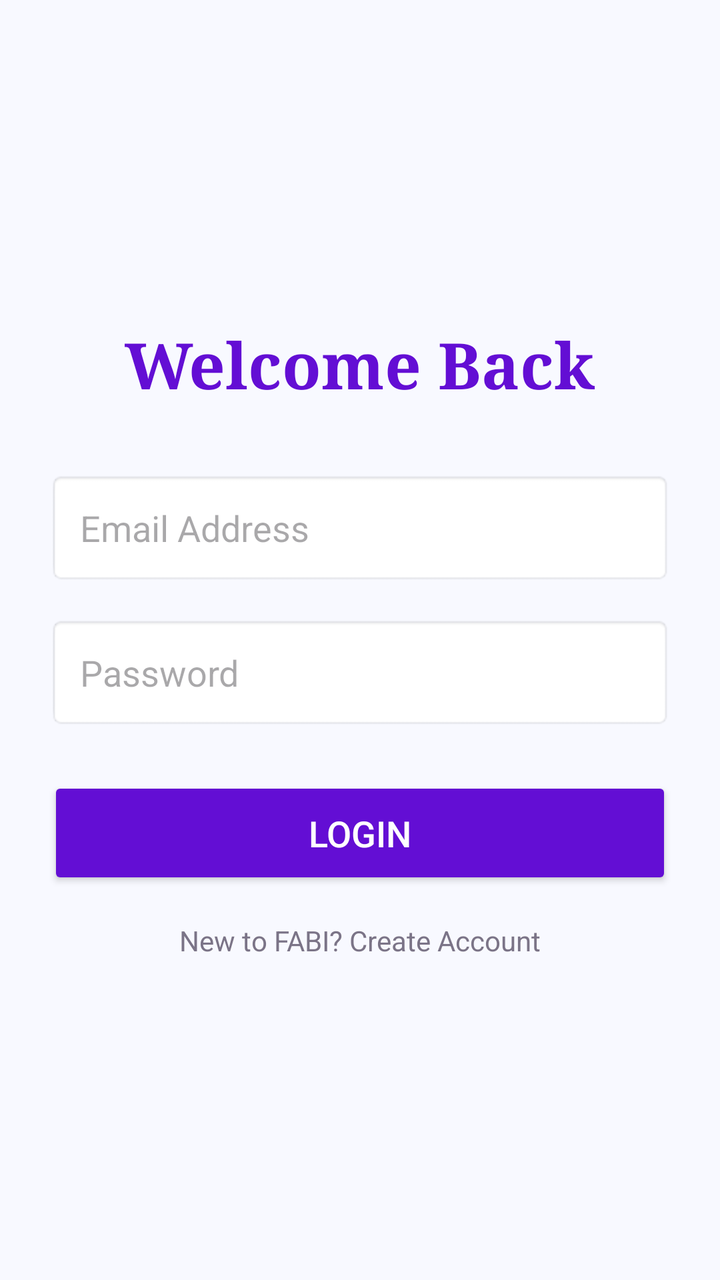
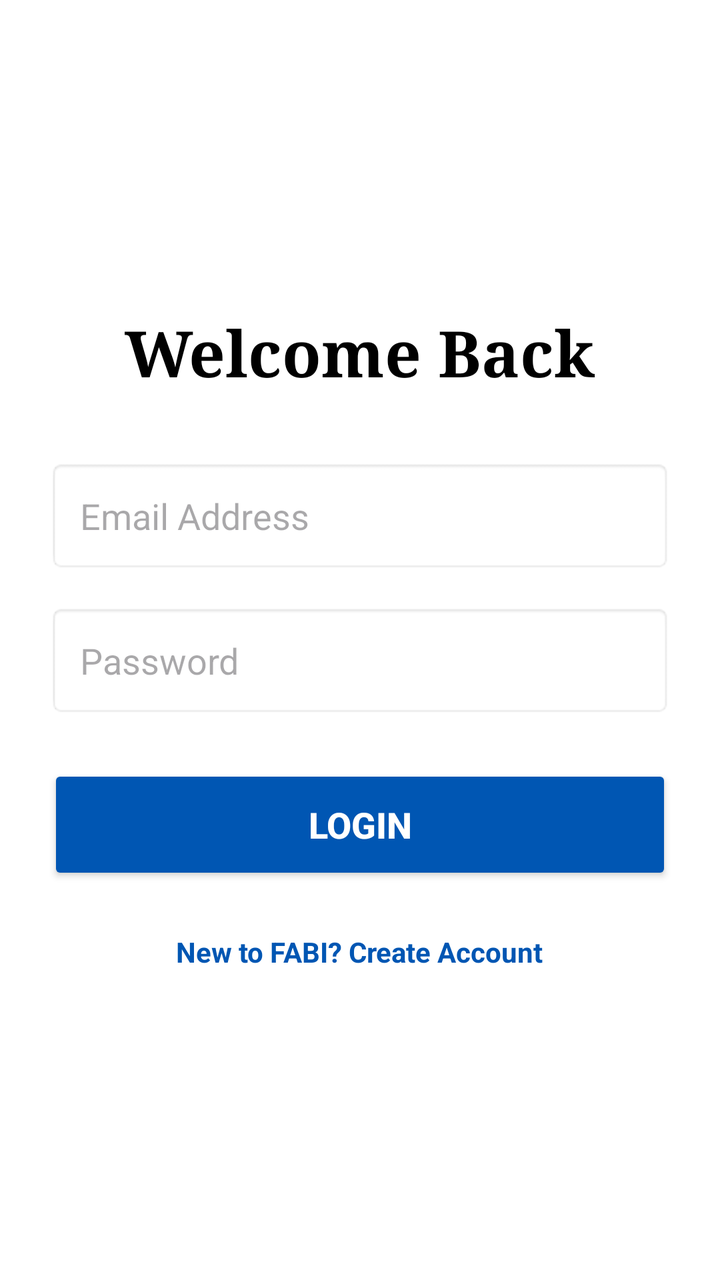

Compare the two renders of this Android layout. The source of the first and the diff that turns it into the second are given below.
<!-- AndroidManifest.xml: application theme Theme.FABIBOOKINGVENDORSYSTEM -->
<!-- res/layout/activity_login.xml -->
<?xml version="1.0" encoding="utf-8"?>
<LinearLayout xmlns:android="http://schemas.android.com/apk/res/android"
    android:layout_width="match_parent"
    android:layout_height="match_parent"
    android:orientation="vertical"
    android:padding="24dp"
    android:gravity="center"
    android:background="#F8F9FF">

    <TextView
        android:layout_width="wrap_content"
        android:layout_height="wrap_content"
        android:text="Welcome Back"
        android:textSize="32sp"
        android:textColor="#630ed4"
        android:fontFamily="serif"
        android:textStyle="bold"
        android:layout_marginBottom="32dp"/>

    <EditText
        android:id="@+id/etEmailLogin"
        android:layout_width="match_parent"
        android:layout_height="wrap_content"
        android:hint="Email Address"
        android:inputType="textEmailAddress"
        android:padding="16dp"
        android:background="@android:drawable/editbox_background"
        android:layout_marginBottom="16dp"/>

    <EditText
        android:id="@+id/etPasswordLogin"
        android:layout_width="match_parent"
        android:layout_height="wrap_content"
        android:hint="Password"
        android:inputType="textPassword"
        android:padding="16dp"
        android:background="@android:drawable/editbox_background"
        android:layout_marginBottom="24dp"/>

    <Button
        android:id="@+id/btnLogin"
        android:layout_width="match_parent"
        android:layout_height="wrap_content"
        android:text="Login"
        android:backgroundTint="#630ed4"
        android:textColor="#FFFFFF"
        android:padding="16dp"
        android:textSize="18sp"/>

    <TextView
        android:id="@+id/tvRegisterLink"
        android:layout_width="wrap_content"
        android:layout_height="wrap_content"
        android:text="New to FABI? Create Account"
        android:layout_marginTop="16dp"
        android:textColor="#7b7487"/>

</LinearLayout>
<!-- resources referenced by this layout -->
<resources>
  <style name="Theme.FABIBOOKINGVENDORSYSTEM" parent="Base.Theme.FABIBOOKINGVENDORSYSTEM" />
  <style name="Base.Theme.FABIBOOKINGVENDORSYSTEM" parent="Theme.Material3.DayNight.NoActionBar">
          
          
      </style>
</resources>

<!-- the commit's change to res/layout/activity_login.xml (unified diff, before → after) -->
@@ -5,14 +5,14 @@
     android:orientation="vertical"
     android:padding="24dp"
     android:gravity="center"
-    android:background="#F8F9FF">
+    android:background="#FFFFFF">
 
     <TextView
         android:layout_width="wrap_content"
         android:layout_height="wrap_content"
         android:text="Welcome Back"
         android:textSize="32sp"
-        android:textColor="#630ed4"
+        android:textColor="#000000"
         android:fontFamily="serif"
         android:textStyle="bold"
         android:layout_marginBottom="32dp"/>
@@ -24,6 +24,7 @@
         android:hint="Email Address"
         android:inputType="textEmailAddress"
         android:padding="16dp"
+        android:textColor="#000000"
         android:background="@android:drawable/editbox_background"
         android:layout_marginBottom="16dp"/>
 
@@ -34,25 +35,27 @@
         android:hint="Password"
         android:inputType="textPassword"
         android:padding="16dp"
+        android:textColor="#000000"
         android:background="@android:drawable/editbox_background"
         android:layout_marginBottom="24dp"/>
 
     <Button
         android:id="@+id/btnLogin"
         android:layout_width="match_parent"
-        android:layout_height="wrap_content"
+        android:layout_height="60dp"
         android:text="Login"
-        android:backgroundTint="#630ed4"
+        android:backgroundTint="#0056b3"
         android:textColor="#FFFFFF"
-        android:padding="16dp"
-        android:textSize="18sp"/>
+        android:textSize="18sp"
+        android:textStyle="bold"/>
 
     <TextView
         android:id="@+id/tvRegisterLink"
         android:layout_width="wrap_content"
         android:layout_height="wrap_content"
         android:text="New to FABI? Create Account"
-        android:layout_marginTop="16dp"
-        android:textColor="#7b7487"/>
+        android:layout_marginTop="24dp"
+        android:textColor="#0056b3"
+        android:textStyle="bold"/>
 
 </LinearLayout>
